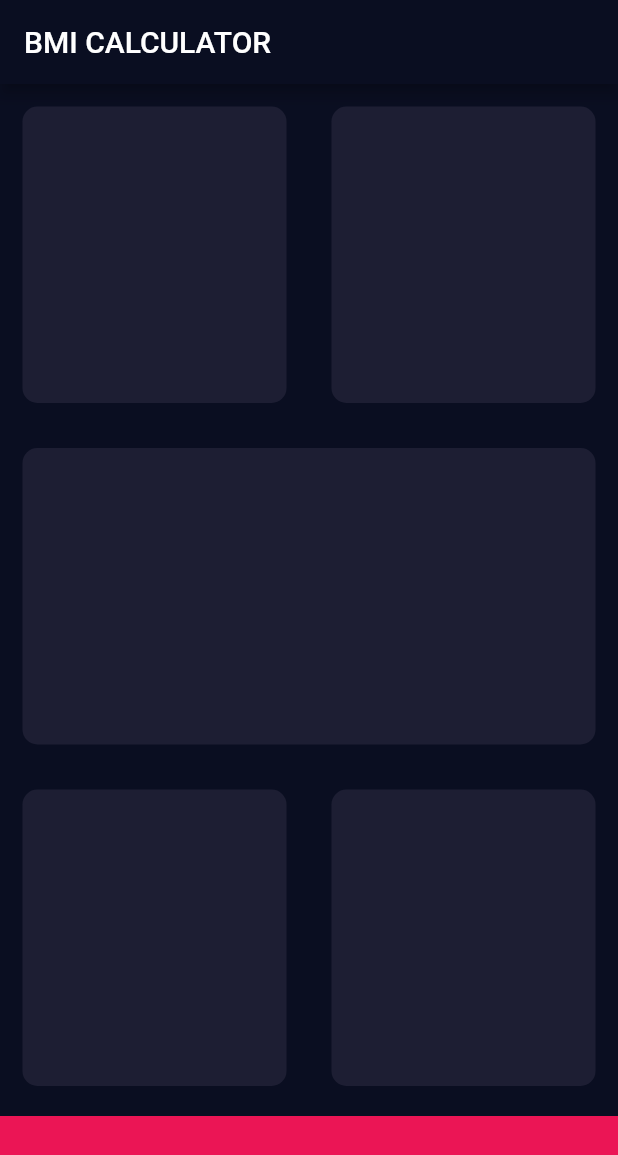
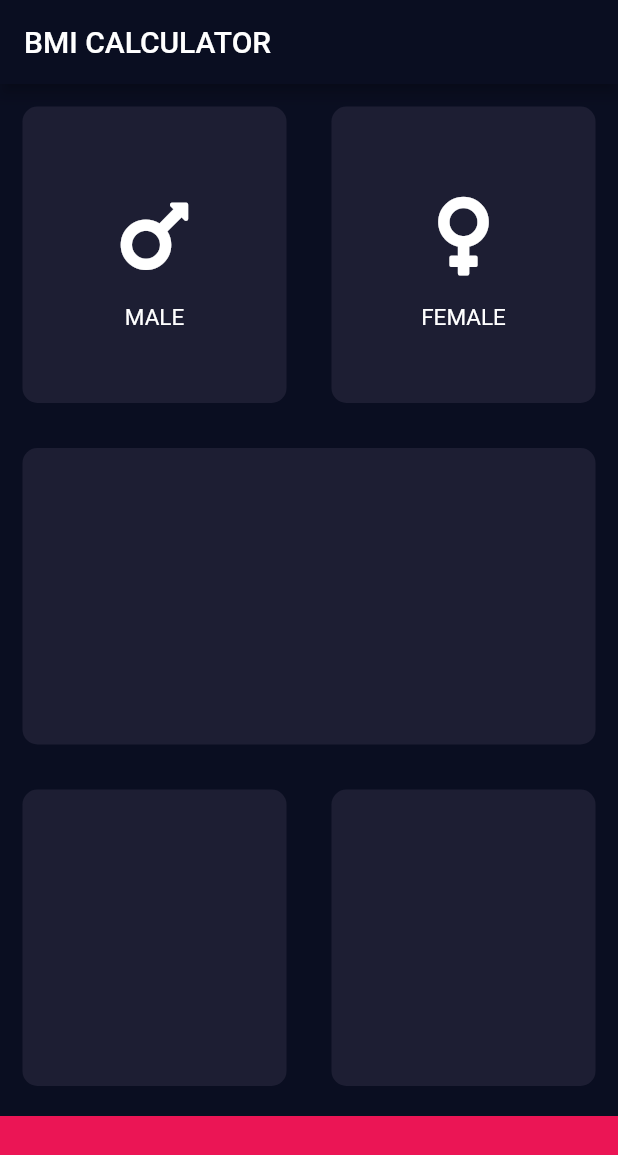
Before and after one commit to londonappbrewery/bmi-calculator-flutter, a Flutter app: the screen it shows after launch, on a phone screen of 412 x 824 dp. Shown: the top 1155 px of the screen. Run offline on Flutter 3.47's test engine with Material 2 defaults, Android fonts, the phone set to English and light mode, and no system bars; our stand-ins replace font_awesome_flutter.

Commit message:
created a FonTAwesomeWidget class and created the gender containers

```diff
--- a/lib/pages/InputPage.dart
+++ b/lib/pages/InputPage.dart
@@ -1,5 +1,7 @@
+import 'package:font_awesome_flutter/font_awesome_flutter.dart';
 import 'package:flutter/material.dart';
 import '../widgetBuilder/darkContainer.dart';
+import 'package:bmi_calculator/widgetBuilder/fontAwesomeWidget.dart';
 
 const bottomContainerHeight = 80.0;
 const activeCardColor = Color(0xFF1D1E33);
@@ -22,8 +24,42 @@ class _InputPageState extends State<InputPage> {
           Expanded(
             child: Row(
               children: [
-                Expanded(child: new DarkContainer(color: activeCardColor)),
-                Expanded(child: new DarkContainer(color: activeCardColor))
+                Expanded(
+                    child: new DarkContainer(
+                  color: activeCardColor,
+                  cardChild: Column(
+                    mainAxisAlignment: MainAxisAlignment.center,
+                    children: [
+                      FontAwesomeWidget(
+                        margin: EdgeInsets.only(bottom: 8.0),
+                        icon: FaIcon(FontAwesomeIcons.mars),
+                        size: 60.0,
+                      ),
+                      Text(
+                        'MALE',
+                        style: TextStyle(fontSize: 15.0),
+                      )
+                    ],
+                  ),
+                )),
+                Expanded(
+                    child: new DarkContainer(
+                  color: activeCardColor,
+                  cardChild: Column(
+                    mainAxisAlignment: MainAxisAlignment.center,
+                    children: [
+                      FontAwesomeWidget(
+                        margin: EdgeInsets.only(bottom: 8.0),
+                        icon: FaIcon(FontAwesomeIcons.venus),
+                        size: 60.0,
+                      ),
+                      Text(
+                        'FEMALE',
+                        style: TextStyle(fontSize: 15.0),
+                      )
+                    ],
+                  ),
+                ))
               ],
             ),
           ),
@@ -33,6 +69,9 @@ class _InputPageState extends State<InputPage> {
               children: [
                 Expanded(
                   child: new DarkContainer(
+                    cardChild: Column(
+                      children: [],
+                    ),
                     color: activeCardColor,
                   ),
                 )
@@ -44,8 +83,20 @@ class _InputPageState extends State<InputPage> {
           Expanded(
             child: Row(
               children: [
-                Expanded(child: new DarkContainer(color: activeCardColor)),
-                Expanded(child: new DarkContainer(color: activeCardColor))
+                Expanded(
+                    child: new DarkContainer(
+                  color: activeCardColor,
+                  cardChild: Column(
+                    children: [],
+                  ),
+                )),
+                Expanded(
+                    child: new DarkContainer(
+                  color: activeCardColor,
+                  cardChild: Column(
+                    children: [],
+                  ),
+                ))
               ],
             ),
           ),
--- /dev/null
+++ b/lib/widgetBuilder/fontAwesomeWidget.dart
@@ -0,0 +1,32 @@
+import 'package:flutter/material.dart';
+import 'package:flutter/rendering.dart';
+
+class FontAwesomeWidget extends StatelessWidget {
+  FontAwesomeWidget(
+      {@required this.icon,
+      @required this.size,
+      this.color,
+      this.callback,
+      this.margin});
+
+  final icon;
+  final double size;
+  final Color color;
+  final callback;
+  final EdgeInsetsGeometry margin;
+
+  @override
+  Widget build(BuildContext context) {
+    // TODO: implement build
+    return Container(
+      margin: margin,
+      child: IconButton(
+          // Use the FaIcon Widget + FontAwesomeIcons class for the IconData
+          icon: icon,
+          iconSize: size,
+          onPressed: () {
+            callback();
+          }),
+    );
+  }
+}
```
